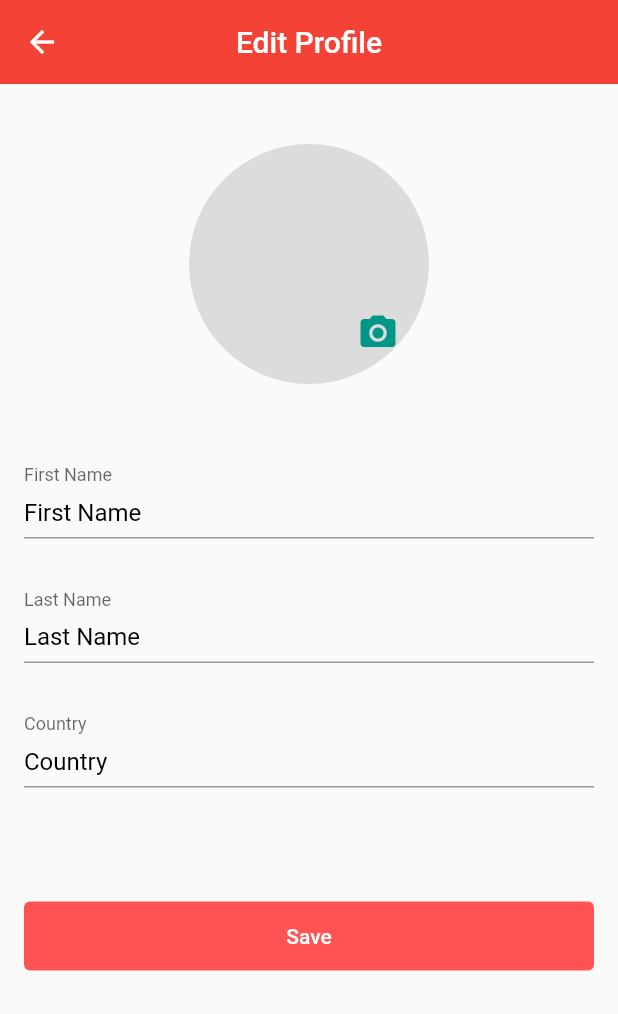
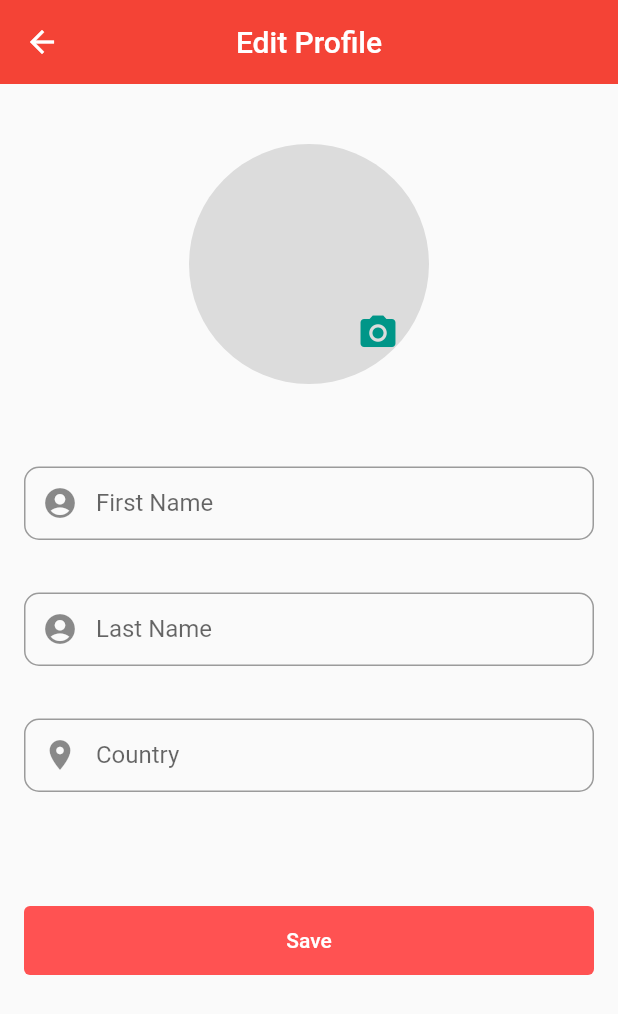
Before and after one commit to guillemalba/ijoin, a Flutter app: the EditProfilePage screen opened directly, on a phone screen of 412 x 824 dp. Shown: the top 1014 px of the screen. Run offline on Flutter 3.47's test engine with Material 2 defaults, Android fonts, the phone set to English and light mode, and no system bars; our stand-ins replace cloud_firestore, curved_navigation_bar, dio, firebase_auth, firebase_core, firebase_database and 2 more; accounts and stored records are empty.

Commit message:
fixed profile

```diff
--- a/lib/screens/edit_profile_page.dart
+++ b/lib/screens/edit_profile_page.dart
@@ -58,14 +58,91 @@ class _EditProfilePageState extends State<EditProfilePage> {
 
   final firstNameEditingController = TextEditingController();
   final secondNameEditingController = TextEditingController();
+  final countryEditingController = TextEditingController();
   final firstNameController = TextEditingController();
   final lastNameController = TextEditingController();
-  final countryController = TextEditingController();
 
   @override
   Widget build(BuildContext context) {
 
     readUser();
+
+    //first name field
+    final firstNameField = TextFormField(
+        autofocus: false,
+        controller: firstNameEditingController,
+        keyboardType: TextInputType.name,
+        validator: (value) {
+          RegExp regex = RegExp(r'^.{3,}$');
+          if (value!.isEmpty) {
+            return ("First Name cannot be Empty");
+          }
+          if (!regex.hasMatch(value)) {
+            return ("Enter Valid name(Min. 3 Character)");
+          }
+          return null;
+        },
+        onSaved: (value) {
+          firstNameEditingController.text = value!;
+        },
+        textInputAction: TextInputAction.next,
+        decoration: InputDecoration(
+          prefixIcon: const Icon(Icons.account_circle),
+          labelText: "First Name",
+          contentPadding: const EdgeInsets.fromLTRB(20, 15, 20, 15),
+          hintText: '$_firstName',
+          border: OutlineInputBorder(
+            borderRadius: BorderRadius.circular(10),
+          ),
+        ));
+
+    final lastNameField = TextFormField(
+        autofocus: false,
+        controller: secondNameEditingController,
+        keyboardType: TextInputType.name,
+        validator: (value) {
+          if (value!.isEmpty) {
+            return ("Last Name cannot be Empty");
+          }
+          return null;
+        },
+        onSaved: (value) {
+          secondNameEditingController.text = value!;
+        },
+        textInputAction: TextInputAction.next,
+        decoration: InputDecoration(
+          prefixIcon: const Icon(Icons.account_circle),
+          labelText: "Last Name",
+          contentPadding: const EdgeInsets.fromLTRB(20, 15, 20, 15),
+          hintText: '$_lastName',
+          border: OutlineInputBorder(
+            borderRadius: BorderRadius.circular(10),
+          ),
+        ));
+
+    final countryField = TextFormField(
+        autofocus: false,
+        controller: countryEditingController,
+        keyboardType: TextInputType.name,
+        validator: (value) {
+          if (value!.isEmpty) {
+            return ("Country cannot be Empty");
+          }
+          return null;
+        },
+        onSaved: (value) {
+          countryEditingController.text = value!;
+        },
+        textInputAction: TextInputAction.next,
+        decoration: InputDecoration(
+          prefixIcon: const Icon(Icons.location_on_sharp),
+          labelText: "Country",
+          contentPadding: const EdgeInsets.fromLTRB(20, 15, 20, 15),
+          hintText: '$_country',
+          border: OutlineInputBorder(
+            borderRadius: BorderRadius.circular(10),
+          ),
+        ));
 
     return Scaffold (
       appBar: AppBar(
@@ -95,51 +172,12 @@ class _EditProfilePageState extends State<EditProfilePage> {
               const SizedBox(
                 height: 55,
               ),
-              TextField(
-                controller: firstNameController,
-                decoration: const InputDecoration(
-                    contentPadding: EdgeInsets.only(bottom: 3),
-                    labelText: "First Name",
-                    floatingLabelBehavior: FloatingLabelBehavior.always,
-                    hintText: 'First Name',
-                    hintStyle: TextStyle(
-                      fontSize: 16,
-                      color: Colors.black,
-                    )),
-              ),
-              const SizedBox(
-                height: 35,
-              ),
-              TextField(
-                controller: lastNameController,
-                decoration: const InputDecoration(
-                    contentPadding: EdgeInsets.only(bottom: 3),
-                    labelText: "Last Name",
-                    floatingLabelBehavior: FloatingLabelBehavior.always,
-                    hintText: "Last Name",
-                    hintStyle: TextStyle(
-                      fontSize: 16,
-                      color: Colors.black,
-                    )),
-              ),
-              SizedBox(
-                height: 35,
-              ),
-              TextField(
-                controller: countryController,
-                decoration: const InputDecoration(
-                    contentPadding: EdgeInsets.only(bottom: 3),
-                    labelText: "Country",
-                    floatingLabelBehavior: FloatingLabelBehavior.always,
-                    hintText: "Country",
-                    hintStyle: TextStyle(
-                      fontSize: 16,
-                      color: Colors.black,
-                    )),
-              ),
-              SizedBox(
-                height: 75,
-              ),
+              firstNameField,
+              const SizedBox(height: 35,),
+              lastNameField,
+              const SizedBox(height: 35,),
+              countryField,
+              const SizedBox(height: 75,),
 
               TextButton(
                   style: TextButton.styleFrom(
@@ -151,7 +189,7 @@ class _EditProfilePageState extends State<EditProfilePage> {
                   onPressed: () {
                     saveToFirebase();
                   },
-                  child: Text('Save')
+                  child: const Text('Save')
               ),
             ],
           ),
@@ -200,6 +238,7 @@ class _EditProfilePageState extends State<EditProfilePage> {
             ? const CircleAvatar(
           backgroundColor: Colors.black12,
           radius: 80,
+
         )
             : CircleAvatar(
           radius: 80.0,
@@ -309,16 +348,28 @@ class _EditProfilePageState extends State<EditProfilePage> {
   saveToFirebase() async {
     FirebaseFirestore firebaseFirestore = FirebaseFirestore.instance;
     User? user = _auth.currentUser;
+    if (_imageFile != null) {
+      _profilePic = _imageFile!.path;
+    }
+    if (firstNameEditingController.text.isNotEmpty) {
+      _firstName = firstNameEditingController.text;
+    }
+    if (lastNameController.text.isNotEmpty) {
+      _lastName = lastNameController.text;
+    }
+    if (countryEditingController.text.isNotEmpty) {
+      _country = countryEditingController.text;
+    }
     await firebaseFirestore
         .collection("users")
         .doc(user!.uid.toString())
         .set({
             'email': user.email,
-            'firstName': firstNameController.text,
-            'lastName': lastNameController.text,
-            'profilePic': _imageFile!.path,
+            'firstName': _firstName,
+            'lastName': _lastName,
+            'profilePic': _profilePic,
             'uid': user.uid.toString(),
-            'country': countryController.text,
+            'country': _country,
         });
     Fluttertoast.showToast(msg: "Information updated successful");
     Navigator.push(
```
